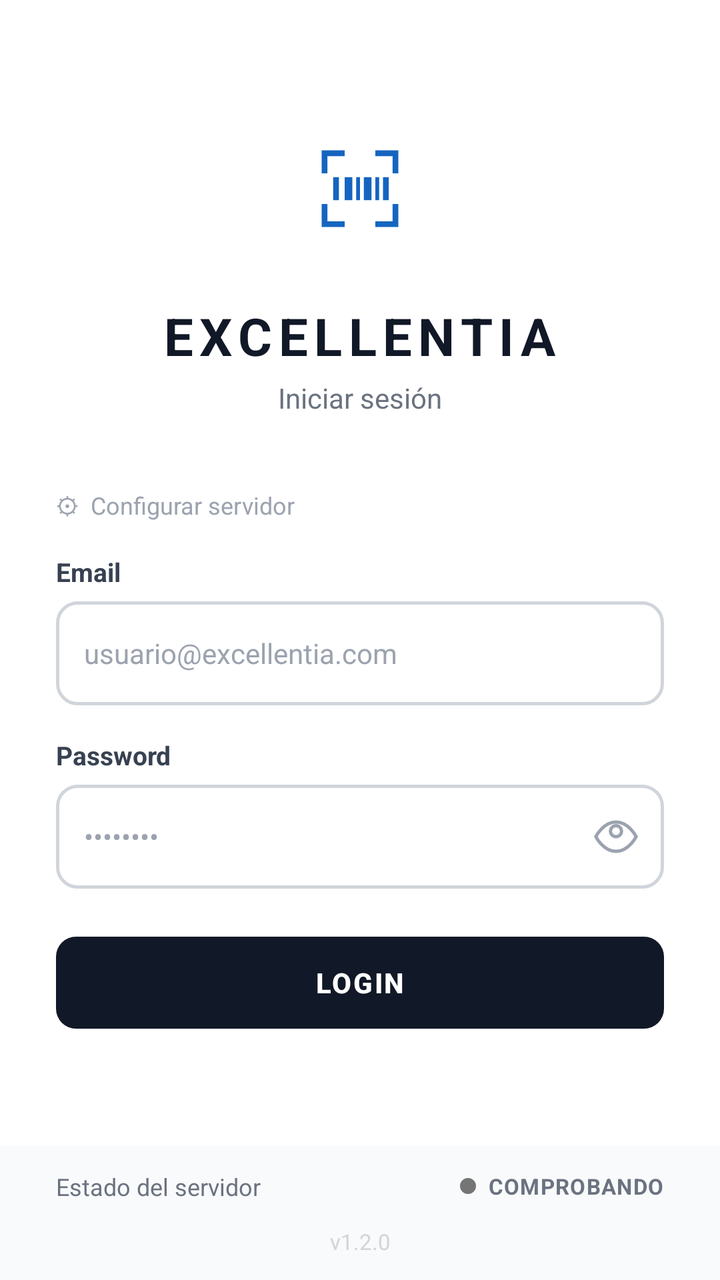
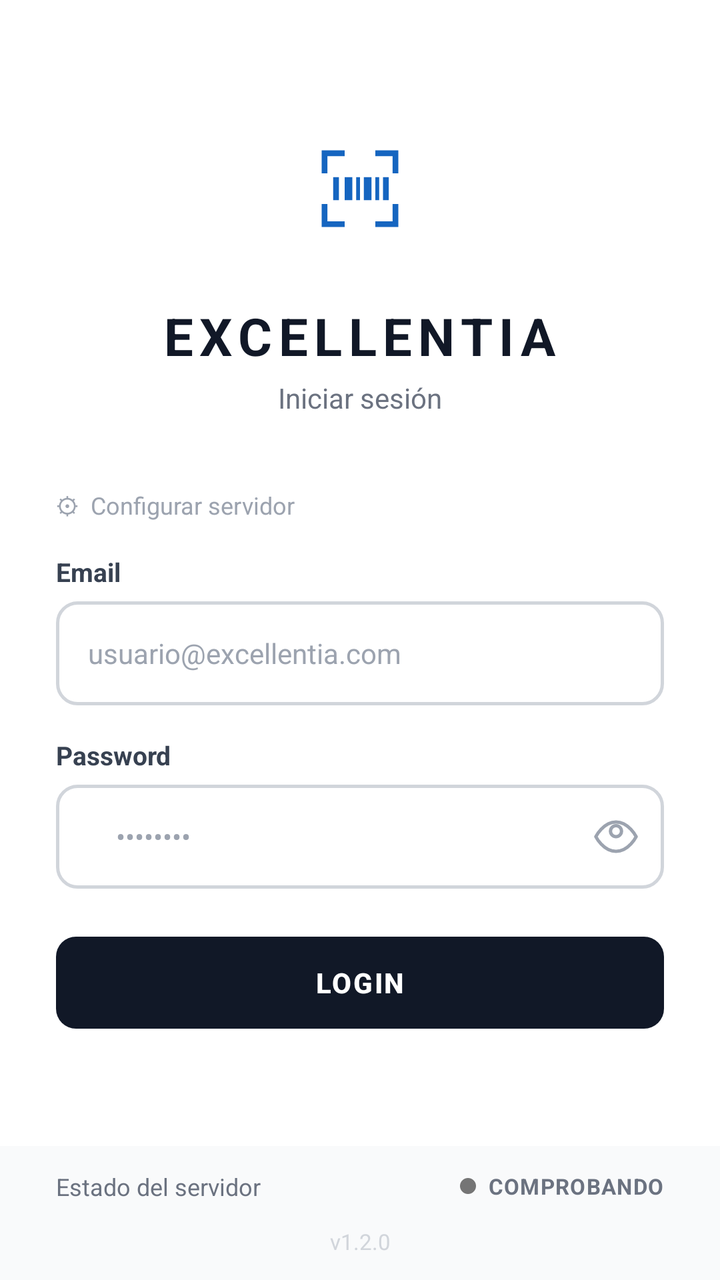

An Android layout rendered at two revisions. The XML below is the earlier revision; the diff shows what the commit changed to produce the second picture.
<!-- AndroidManifest.xml: application theme Theme.Test -->
<!-- res/layout/activity_login.xml -->
<?xml version="1.0" encoding="utf-8"?>
<LinearLayout xmlns:android="http://schemas.android.com/apk/res/android"
    xmlns:app="http://schemas.android.com/apk/res-auto"
    android:layout_width="match_parent"
    android:layout_height="match_parent"
    android:background="#FFFFFF"
    android:orientation="vertical">

    
    <ScrollView
        android:layout_width="match_parent"
        android:layout_height="0dp"
        android:layout_weight="1"
        android:fillViewport="true"
        android:scrollbars="none">

        <LinearLayout
            android:layout_width="match_parent"
            android:layout_height="wrap_content"
            android:gravity="center"
            android:minHeight="480dp"
            android:orientation="vertical"
            android:paddingHorizontal="28dp"
            android:paddingVertical="40dp">

            
            <FrameLayout
                android:layout_width="80dp"
                android:layout_height="80dp"
                android:background="@drawable/bg_circle_translucent">

                <ImageView
                    android:layout_width="46dp"
                    android:layout_height="46dp"
                    android:layout_gravity="center"
                    android:importantForAccessibility="no"
                    android:src="@drawable/ic_scan_display"
                    app:tint="@color/primary" />
            </FrameLayout>

            
            <TextView
                android:layout_width="wrap_content"
                android:layout_height="wrap_content"
                android:layout_marginTop="16dp"
                android:letterSpacing="0.12"
                android:text="EXCELLENTIA"
                android:textColor="#111827"
                android:textSize="26sp"
                android:textStyle="bold" />

            <TextView
                android:layout_width="wrap_content"
                android:layout_height="wrap_content"
                android:layout_marginTop="4dp"
                android:text="Iniciar sesión"
                android:textColor="#6B7280"
                android:textSize="14sp" />

            
            <LinearLayout
                android:layout_width="match_parent"
                android:layout_height="wrap_content"
                android:layout_marginTop="36dp"
                android:orientation="vertical">

                
                <TextView
                    android:id="@+id/tvServerToggle"
                    android:layout_width="wrap_content"
                    android:layout_height="wrap_content"
                    android:layout_marginBottom="16dp"
                    android:drawablePadding="6dp"
                    android:text="⚙  Configurar servidor"
                    android:textColor="#9CA3AF"
                    android:textSize="12sp" />

                <LinearLayout
                    android:id="@+id/layoutServer"
                    android:layout_width="match_parent"
                    android:layout_height="wrap_content"
                    android:layout_marginBottom="16dp"
                    android:orientation="vertical"
                    android:visibility="gone">

                    <TextView
                        android:layout_width="wrap_content"
                        android:layout_height="wrap_content"
                        android:layout_marginBottom="6dp"
                        android:text="URL del servidor"
                        android:textColor="#374151"
                        android:textSize="13sp"
                        android:textStyle="bold" />

                    <EditText
                        android:id="@+id/etBackendUrl"
                        android:layout_width="match_parent"
                        android:layout_height="50dp"
                        android:background="@drawable/bg_input_login"
                        android:hint="http://192.168.0.131:3000"
                        android:inputType="textUri"
                        android:paddingHorizontal="14dp"
                        android:textColor="#111827"
                        android:textSize="13sp" />
                </LinearLayout>

                
                <TextView
                    android:layout_width="wrap_content"
                    android:layout_height="wrap_content"
                    android:layout_marginBottom="6dp"
                    android:text="Email"
                    android:textColor="#374151"
                    android:textSize="13sp"
                    android:textStyle="bold" />

                <EditText
                    android:id="@+id/etEmail"
                    android:layout_width="match_parent"
                    android:layout_height="52dp"
                    android:background="@drawable/bg_input_login"
                    android:hint="usuario@excellentia.com"
                    android:inputType="textEmailAddress"
                    android:paddingHorizontal="14dp"
                    android:textColor="#111827"
                    android:textColorHint="#9CA3AF"
                    android:textSize="14sp" />

                
                <TextView
                    android:layout_width="wrap_content"
                    android:layout_height="wrap_content"
                    android:layout_marginTop="16dp"
                    android:layout_marginBottom="6dp"
                    android:text="Password"
                    android:textColor="#374151"
                    android:textSize="13sp"
                    android:textStyle="bold" />

                <LinearLayout
                    android:id="@+id/layoutPassword"
                    android:layout_width="match_parent"
                    android:layout_height="52dp"
                    android:background="@drawable/bg_input_login"
                    android:gravity="center_vertical"
                    android:orientation="horizontal"
                    android:paddingStart="14dp"
                    android:paddingEnd="4dp">

                    <EditText
                        android:id="@+id/etPassword"
                        android:layout_width="0dp"
                        android:layout_height="match_parent"
                        android:layout_weight="1"
                        android:background="@null"
                        android:hint="••••••••"
                        android:inputType="textPassword"
                        android:textColor="#111827"
                        android:textColorHint="#9CA3AF"
                        android:textSize="14sp" />

                    <ImageButton
                        android:id="@+id/btnTogglePassword"
                        android:layout_width="40dp"
                        android:layout_height="40dp"
                        android:background="?attr/selectableItemBackgroundBorderless"
                        android:contentDescription="Mostrar contraseña"
                        android:src="@drawable/ic_eye" />
                </LinearLayout>

                
                <LinearLayout
                    android:id="@+id/layoutError"
                    android:layout_width="match_parent"
                    android:layout_height="wrap_content"
                    android:layout_marginTop="14dp"
                    android:background="@drawable/bg_chip_pending"
                    android:gravity="center_vertical"
                    android:orientation="horizontal"
                    android:padding="14dp"
                    android:visibility="gone">

                    <ImageView
                        android:layout_width="20dp"
                        android:layout_height="20dp"
                        android:layout_marginEnd="10dp"
                        android:importantForAccessibility="no"
                        android:src="@drawable/ic_check_circle"
                        app:tint="@color/red" />

                    <LinearLayout
                        android:layout_width="match_parent"
                        android:layout_height="wrap_content"
                        android:orientation="vertical">

                        <TextView
                            android:id="@+id/tvErrorTitle"
                            android:layout_width="wrap_content"
                            android:layout_height="wrap_content"
                            android:text="Credenciales inválidas"
                            android:textColor="@color/red"
                            android:textSize="13sp"
                            android:textStyle="bold" />

                        <TextView
                            android:id="@+id/tvErrorSub"
                            android:layout_width="wrap_content"
                            android:layout_height="wrap_content"
                            android:text="Verifica tu email y contraseña"
                            android:textColor="@color/red"
                            android:textSize="11sp" />
                    </LinearLayout>
                </LinearLayout>

                
                <LinearLayout
                    android:id="@+id/layoutWarning"
                    android:layout_width="match_parent"
                    android:layout_height="wrap_content"
                    android:layout_marginTop="14dp"
                    android:background="@drawable/bg_chip_pending"
                    android:gravity="center_vertical"
                    android:orientation="horizontal"
                    android:padding="14dp"
                    android:visibility="gone">

                    <ImageView
                        android:layout_width="20dp"
                        android:layout_height="20dp"
                        android:layout_marginEnd="10dp"
                        android:importantForAccessibility="no"
                        android:src="@drawable/ic_cloud"
                        app:tint="@color/warning" />

                    <TextView
                        android:id="@+id/tvWarning"
                        android:layout_width="match_parent"
                        android:layout_height="wrap_content"
                        android:textColor="@color/warning"
                        android:textSize="12sp" />
                </LinearLayout>

                
                <com.google.android.material.button.MaterialButton
                    android:id="@+id/btnLogin"
                    android:layout_width="match_parent"
                    android:layout_height="54dp"
                    android:layout_marginTop="20dp"
                    android:letterSpacing="0.06"
                    android:text="LOGIN"
                    android:textColor="#FFFFFF"
                    android:textSize="14sp"
                    android:textStyle="bold"
                    app:backgroundTint="#111827"
                    app:cornerRadius="10dp" />

                
                <com.google.android.material.button.MaterialButton
                    android:id="@+id/btnRetry"
                    style="@style/Widget.Material3.Button.OutlinedButton"
                    android:layout_width="match_parent"
                    android:layout_height="50dp"
                    android:layout_marginTop="10dp"
                    android:letterSpacing="0.04"
                    android:text="REINTENTAR CONEXIÓN"
                    android:textSize="13sp"
                    android:visibility="gone"
                    app:cornerRadius="10dp" />

                
                <LinearLayout
                    android:id="@+id/layoutLoading"
                    android:layout_width="match_parent"
                    android:layout_height="wrap_content"
                    android:layout_marginTop="16dp"
                    android:gravity="center"
                    android:orientation="vertical"
                    android:visibility="gone">

                    <ProgressBar
                        android:layout_width="28dp"
                        android:layout_height="28dp"
                        android:indeterminateTint="@color/primary" />

                    <TextView
                        android:layout_width="wrap_content"
                        android:layout_height="wrap_content"
                        android:layout_marginTop="8dp"
                        android:text="Verificando credenciales..."
                        android:textColor="#6B7280"
                        android:textSize="12sp" />
                </LinearLayout>
            </LinearLayout>
        </LinearLayout>
    </ScrollView>

    
    <LinearLayout
        android:layout_width="match_parent"
        android:layout_height="wrap_content"
        android:background="#F9FAFB"
        android:gravity="center_vertical"
        android:orientation="horizontal"
        android:paddingHorizontal="28dp"
        android:paddingVertical="12dp">

        <TextView
            android:layout_width="0dp"
            android:layout_height="wrap_content"
            android:layout_weight="1"
            android:text="Estado del servidor"
            android:textColor="#6B7280"
            android:textSize="12sp" />

        <View
            android:id="@+id/viewStatusDot"
            android:layout_width="8dp"
            android:layout_height="8dp"
            android:layout_marginEnd="6dp"
            android:background="@drawable/circle_gray" />

        <TextView
            android:id="@+id/tvServerStatus"
            android:layout_width="wrap_content"
            android:layout_height="wrap_content"
            android:letterSpacing="0.04"
            android:text="COMPROBANDO"
            android:textColor="#6B7280"
            android:textSize="11sp"
            android:textStyle="bold" />
    </LinearLayout>

    
    <TextView
        android:layout_width="match_parent"
        android:layout_height="wrap_content"
        android:background="#F9FAFB"
        android:gravity="center"
        android:paddingBottom="12dp"
        android:text="v1.2.0"
        android:textColor="#D1D5DB"
        android:textSize="11sp" />

</LinearLayout>
<!-- resources referenced by this layout -->
<resources>
  <color name="primary">#1565C0</color>
  <color name="red">#C62828</color>
  <color name="warning">#F57F17</color>
  <!-- drawable bg_chip_pending (drawable) -->
  <?xml version="1.0" encoding="utf-8"?>
  <shape xmlns:android="http://schemas.android.com/apk/res/android"
      android:shape="rectangle">
      <solid android:color="#FFF8E1"/>
      <corners android:radius="12dp"/>
  </shape>
  <!-- drawable bg_circle_translucent (drawable) -->
  <?xml version="1.0" encoding="utf-8"?>
  <shape xmlns:android="http://schemas.android.com/apk/res/android"
      android:shape="oval">
      <solid android:color="#20FFFFFF"/>
  </shape>
  <!-- drawable bg_input_login (drawable) -->
  <?xml version="1.0" encoding="utf-8"?>
  <shape xmlns:android="http://schemas.android.com/apk/res/android" android:shape="rectangle">
      <solid android:color="#FFFFFF" />
      <stroke android:width="1.5dp" android:color="#D1D5DB" />
      <corners android:radius="10dp" />
  </shape>
  <!-- drawable circle_gray (drawable) -->
  <?xml version="1.0" encoding="utf-8"?>
  <shape xmlns:android="http://schemas.android.com/apk/res/android" android:shape="oval">
      <solid android:color="@color/gray" />
      <size android:width="10dp" android:height="10dp" />
  </shape>
  <!-- drawable ic_check_circle (drawable) -->
  <vector xmlns:android="http://schemas.android.com/apk/res/android"
      android:width="14dp"
      android:height="14dp"
      android:viewportWidth="24"
      android:viewportHeight="24">
      <path android:fillColor="#2E7D32"
          android:pathData="M12,2C6.48,2 2,6.48 2,12s4.48,10 10,10 10,-4.48 10,-10S17.52,2 12,2zm-2,15l-5,-5 1.41,-1.41L10,14.17l7.59,-7.59L19,8l-9,9z"/>
  </vector>
  <!-- drawable ic_cloud (drawable) -->
  <vector xmlns:android="http://schemas.android.com/apk/res/android"
      android:width="20dp"
      android:height="20dp"
      android:viewportWidth="24"
      android:viewportHeight="24">
      <path android:fillColor="#1565C0"
          android:pathData="M19.35,10.04C18.67,6.59 15.64,4 12,4C9.11,4 6.6,5.64 5.35,8.04C2.34,8.36 0,10.91 0,14c0,3.31 2.69,6 6,6h13c2.76,0 5,-2.24 5,-5 0,-2.64 -2.05,-4.78 -4.65,-4.96z"/>
  </vector>
  <!-- drawable ic_eye (drawable) -->
  <?xml version="1.0" encoding="utf-8"?>
  <vector xmlns:android="http://schemas.android.com/apk/res/android"
      android:width="22dp"
      android:height="22dp"
      android:viewportWidth="24"
      android:viewportHeight="24">
      <path
          android:fillColor="@android:color/transparent"
          android:pathData="M1,12S5,4 12,4s11,8 11,8-4,8-11,8S1,12 1,12Z"
          android:strokeColor="#9CA3AF"
          android:strokeLineCap="round"
          android:strokeLineJoin="round"
          android:strokeWidth="1.8" />
      <path
          android:fillColor="@android:color/transparent"
          android:pathData="M12,9m-3,0a3,3 0,1 0,6 0a3,3 0,1 0,-6 0"
          android:strokeColor="#9CA3AF"
          android:strokeWidth="1.8" />
  </vector>
  <style name="Theme.Test" parent="Base.Theme.Test" />
  <color name="gray">#757575</color>
  <style name="Base.Theme.Test" parent="Theme.Material3.Light.NoActionBar">
          <item name="android:windowBackground">@color/background</item>
          <item name="colorPrimary">@color/primary</item>
          <item name="colorOnPrimary">@color/white</item>
          <item name="colorPrimaryContainer">@color/light_primary</item>
          <item name="colorOnPrimaryContainer">@color/primary_dark</item>
          <item name="colorSurface">@color/surface</item>
          <item name="colorOnSurface">@color/text_primary</item>
          <item name="colorSurfaceVariant">@color/background</item>
          <item name="android:statusBarColor">@android:color/transparent</item>
      </style>
  <color name="background">#F0F4F8</color>
  <color name="white">#FFFFFFFF</color>
  <color name="light_primary">#E3F2FD</color>
  <color name="primary_dark">#0D47A1</color>
  <color name="surface">#FFFFFF</color>
  <color name="text_primary">#212121</color>
  <!-- unchanged entries left out for length: 1 -->
</resources>

<!-- the commit's change to res/layout/activity_login.xml (unified diff, before → after) -->
@@ -99,7 +99,8 @@
                         android:background="@drawable/bg_input_login"
                         android:hint="http://192.168.0.131:3000"
                         android:inputType="textUri"
-                        android:paddingHorizontal="14dp"
+                        android:paddingHorizontal="16dp"
+                        android:paddingVertical="12dp"
                         android:textColor="#111827"
                         android:textSize="13sp" />
                 </LinearLayout>
@@ -121,7 +122,8 @@
                     android:background="@drawable/bg_input_login"
                     android:hint="usuario@excellentia.com"
                     android:inputType="textEmailAddress"
-                    android:paddingHorizontal="14dp"
+                    android:paddingHorizontal="16dp"
+                    android:paddingVertical="12dp"
                     android:textColor="#111827"
                     android:textColorHint="#9CA3AF"
                     android:textSize="14sp" />
@@ -155,6 +157,8 @@
                         android:background="@null"
                         android:hint="••••••••"
                         android:inputType="textPassword"
+                        android:paddingHorizontal="16dp"
+                        android:paddingVertical="12dp"
                         android:textColor="#111827"
                         android:textColorHint="#9CA3AF"
                         android:textSize="14sp" />
